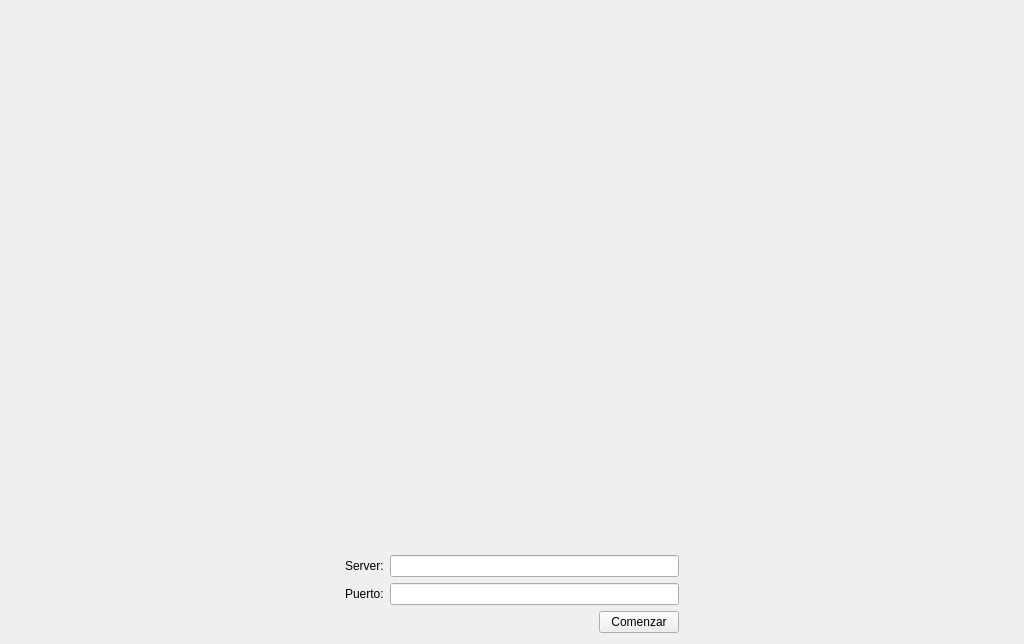
First picture: the form in client/ui/login_window.ui, repository ManusaRivi/taller-tp-worms, before the edit.
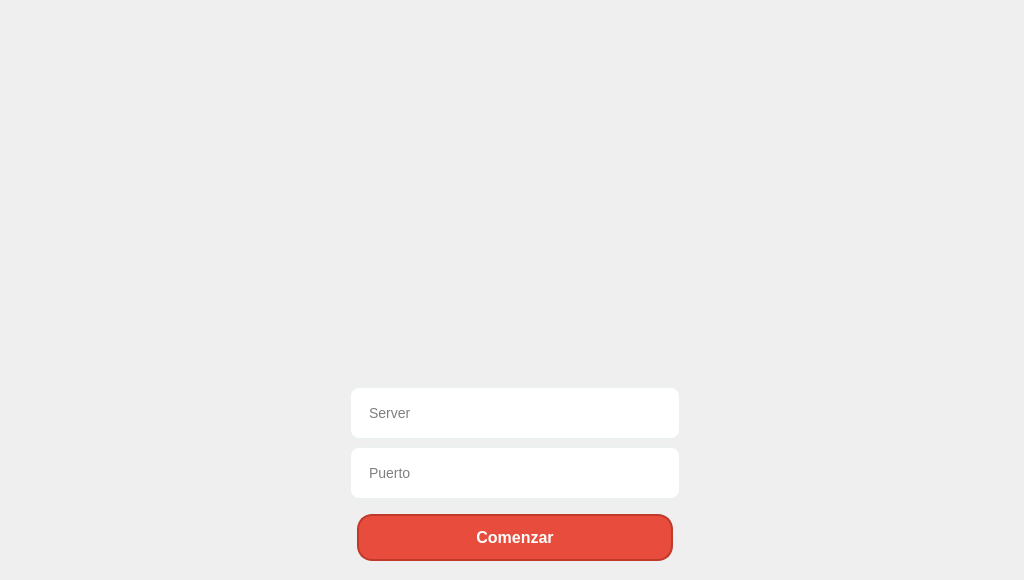
Second picture: the form after the edit. Icons and pictures are not drawn.

Patch:
```diff
--- a/client/ui/login_window.ui
+++ b/client/ui/login_window.ui
@@ -2,12 +2,15 @@
 <ui version="4.0">
  <class>Login_Window</class>
  <widget class="QWidget" name="Login_Window">
+  <property name="enabled">
+   <bool>true</bool>
+  </property>
   <property name="geometry">
    <rect>
     <x>0</x>
     <y>0</y>
     <width>1024</width>
-    <height>644</height>
+    <height>580</height>
    </rect>
   </property>
   <property name="minimumSize">
@@ -16,69 +19,94 @@
     <height>580</height>
    </size>
   </property>
-  <layout class="QGridLayout" name="gridLayout_5">
-   <item row="0" column="0">
-    <layout class="QGridLayout" name="gridLayout_4">
-     <item row="0" column="0">
-      <widget class="QLabel" name="label_3">
+  <property name="autoFillBackground">
+   <bool>true</bool>
+  </property>
        <property name="styleSheet">
-        <string notr="true">border-image: url(:/res/worms_background.png);</string>
-       </property>
-       <property name="text">
-        <string/>
-       </property>
-      </widget>
-     </item>
-     <item row="1" column="0">
-      <layout class="QGridLayout" name="gridLayout_3">
-       <item row="0" column="0">
-        <spacer name="horizontalSpacer_2">
-         <property name="orientation">
-          <enum>Qt::Horizontal</enum>
-         </property>
-         <property name="sizeHint" stdset="0">
-          <size>
-           <width>40</width>
-           <height>20</height>
-          </size>
-         </property>
-        </spacer>
-       </item>
-       <item row="0" column="1">
-        <layout class="QGridLayout" name="gridLayout_2">
-         <item row="0" column="0">
+   <string notr="true">QLabel#label {
+	border-image: url(&quot;:res/worms_background.png&quot;)
+}
+
+/* Estilo para QPushButton (Botones) */
+QPushButton#start {
+    color: white; /* Color del texto */
+    padding: 12px 24px; /* Espaciado interno */
+    text-align: center; /* Alineación del texto */
+    text-decoration: none; /* Decoración del texto */
+    display: inline-block;
+    font-size: 16px; /* Tamaño de fuente */
+    margin: 8px; /* Márgenes */
+    border-radius: 15px; /* Bordes redondeados */
+    font-family: &quot;Arial&quot;, sans-serif; /* Tipo de fuente */
+    font-weight: bold; /* Letras más gruesas */
+}
+
+/* Estilo para QLineEdit (Text Box) con marcado (placeholder) centrado */
+QLineEdit {
+    border: 2px solid #ecf0f1; /* Borde gris claro */
+    background-color: white; /* Fondo blanco */
+    padding: 16px; /* Espaciado interno ajustado para centrar el texto del marcado */
+    border-radius: 10px; /* Bordes redondeados */
+    font-size: 14px; /* Tamaño de fuente del texto ingresado */
+    font-family: &quot;Arial&quot;, sans-serif; /* Tipo de fuente del texto ingresado */
+    text-align: center; /* Alineación centrada para el texto del marcado */
+}
+
+/* Establecer el color y la tipografía del marcado (placeholder) */
+QLineEdit::placeholder {
+    color: #7f8c8d; /* Color gris claro para el marcado */
+    font-family: &quot;Verdana&quot;, sans-serif; /* Tipo de fuente del marcado */
+    font-size: 12px; /* Tamaño de fuente del marcado */
+    opacity: 0.75; /* Opacidad para que el texto del marcado no sea demasiado pronunciado */
+}
+
+/* Establecer el color y la tipografía del texto ingresado */
+QLineEdit:focus {
+    /*color: #e74c3c; /* Color verde esmeralda para el texto ingresado */
+    font-family: &quot;Courier New&quot;, monospace; /* Tipo de fuente para el texto ingresado */
+    font-size: 14px; /* Tamaño de fuente para el texto ingresado */
+}
+
+QPushButton:hover#start {
+    background-color: #c0392b; /* Cambio de color al pasar el mouse a rojo más oscuro */
+}
+
+/* Estilo para QMessageBox::warning */
+QMessageBox {
+    border: 2px solid #e74c3c; /* Borde rojo */
+    background-color: #f2dede; /* Fondo rojo claro */
+    color: #a94442; /* Color del texto */
+    font-size: 14px; /* Tamaño de fuente */
+    font-family: &quot;Arial&quot;, sans-serif; /* Tipo de fuente */
+}
+
+QPushButton {
+    background-color: #e74c3c; /* Rojo */
+    border: 2px solid #c0392b; /* Borde rojo más oscuro */
+    color: white; /* Color del texto */
+    padding: 8px 16px; /* Espaciado interno */
+    text-align: center; /* Alineación del texto */
+    text-decoration: none; /* Decoración del texto */
+    font-size: 14px; /* Tamaño de fuente */
+    margin: 4px; /* Márgenes */
+    border-radius: 8px; /* Bordes redondeados */
+    font-family: &quot;Arial&quot;, sans-serif; /* Tipo de fuente */
+    font-weight: bold; /* Letras más gruesas */
+}
+
+QMessageBox QPushButton:hover {
+    background-color: #c0392b; /* Cambio de color al pasar el mouse a rojo más oscuro */
+}</string>
+  </property>
           <layout class="QGridLayout" name="gridLayout">
-           <item row="0" column="0">
-            <layout class="QVBoxLayout" name="verticalLayout_2">
-             <item>
+   <item row="0" column="0" rowspan="2" colspan="2">
               <widget class="QLabel" name="label">
                <property name="text">
-                <string>Server:</string>
+      <string/>
                </property>
               </widget>
              </item>
-             <item>
-              <widget class="QLabel" name="label_2">
-               <property name="text">
-                <string>Puerto:</string>
-               </property>
-              </widget>
-             </item>
-            </layout>
-           </item>
-           <item row="0" column="1">
-            <layout class="QVBoxLayout" name="verticalLayout">
-             <item>
-              <widget class="QLineEdit" name="serverInput"/>
-             </item>
-             <item>
-              <widget class="QLineEdit" name="portInput"/>
-             </item>
-            </layout>
-           </item>
-          </layout>
-         </item>
-         <item row="1" column="0">
+   <item row="1" column="1">
           <layout class="QHBoxLayout" name="horizontalLayout">
            <item>
             <spacer name="horizontalSpacer">
@@ -94,6 +122,40 @@
             </spacer>
            </item>
            <item>
+      <layout class="QVBoxLayout" name="verticalLayout">
+       <item>
+        <widget class="QLineEdit" name="serverInput">
+         <property name="autoFillBackground">
+          <bool>false</bool>
+         </property>
+         <property name="text">
+          <string/>
+         </property>
+         <property name="dragEnabled">
+          <bool>false</bool>
+         </property>
+         <property name="readOnly">
+          <bool>false</bool>
+         </property>
+         <property name="placeholderText">
+          <string>Server</string>
+         </property>
+         <property name="clearButtonEnabled">
+          <bool>false</bool>
+         </property>
+        </widget>
+       </item>
+       <item>
+        <widget class="QLineEdit" name="portInput">
+         <property name="text">
+          <string/>
+         </property>
+         <property name="placeholderText">
+          <string>Puerto</string>
+         </property>
+        </widget>
+       </item>
+       <item>
             <widget class="QPushButton" name="start">
              <property name="enabled">
               <bool>true</bool>
@@ -105,10 +167,8 @@
            </item>
           </layout>
          </item>
-        </layout>
-       </item>
-       <item row="0" column="2">
-        <spacer name="horizontalSpacer_3">
+     <item>
+      <spacer name="horizontalSpacer_2">
          <property name="orientation">
           <enum>Qt::Horizontal</enum>
          </property>
@@ -119,8 +179,6 @@
           </size>
          </property>
         </spacer>
-       </item>
-      </layout>
      </item>
     </layout>
    </item>
```
Lines whose indentation alone changed are shown as unchanged.
